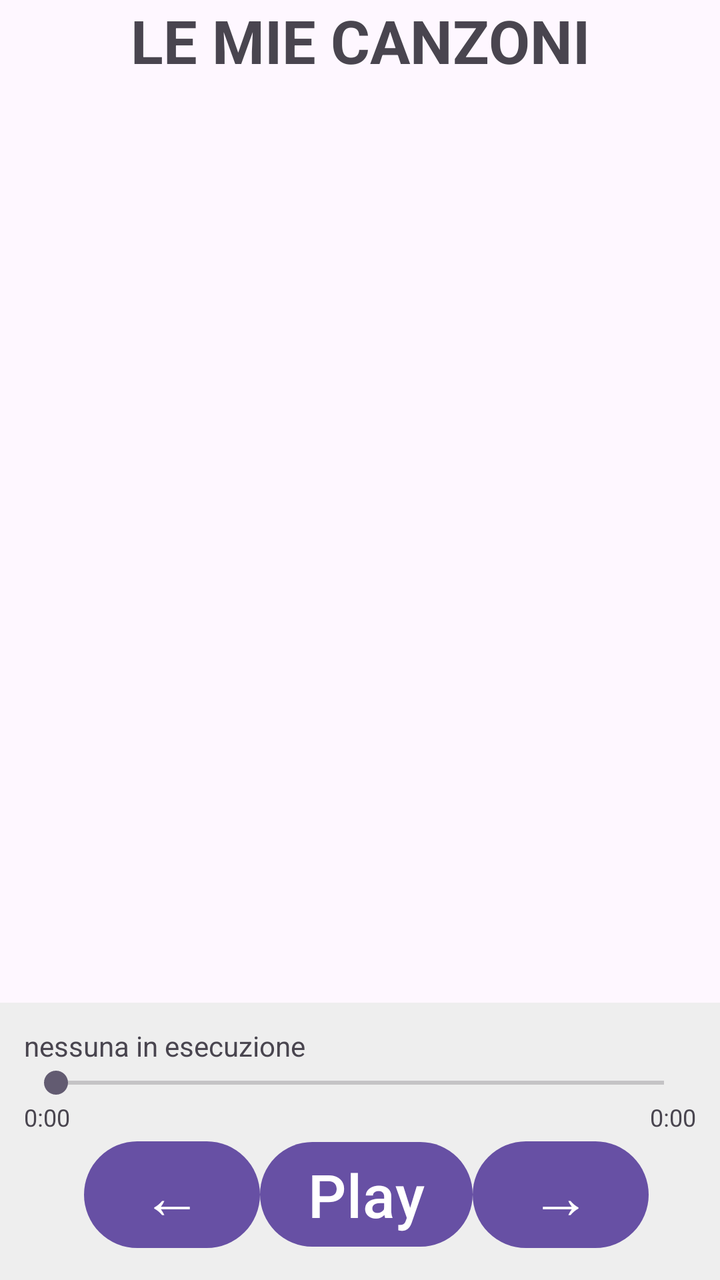
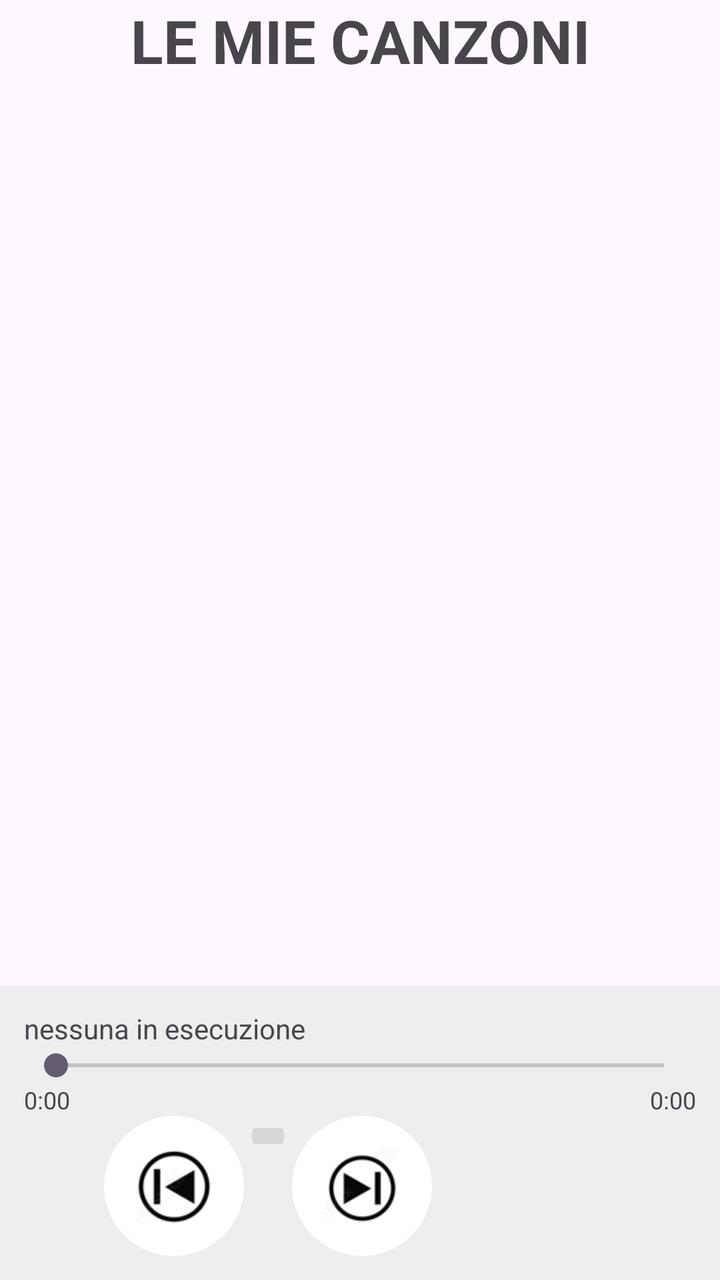

An Android layout rendered at two revisions. The XML below is the earlier revision; the diff shows what the commit changed to produce the second picture.
<!-- AndroidManifest.xml: application theme Theme.Playlist -->
<!-- res/layout/activity_main.xml -->
<?xml version="1.0" encoding="utf-8"?>
<LinearLayout xmlns:android="http://schemas.android.com/apk/res/android"
    xmlns:app="http://schemas.android.com/apk/res-auto"
    xmlns:tools="http://schemas.android.com/tools"
    android:layout_width="match_parent"
    android:layout_height="match_parent"
    android:orientation="vertical"
    tools:context=".MainActivity">

    <TextView
        android:id="@+id/textView"
        android:layout_width="match_parent"
        android:layout_height="wrap_content"
        android:text="LE MIE CANZONI"
        android:textAlignment="center"
        android:textSize="30sp"
        android:textStyle="bold" />

    <androidx.recyclerview.widget.RecyclerView
        android:id="@+id/canzoni"
        android:layout_width="match_parent"
        android:layout_height="match_parent"
        android:layout_weight="1" />

    <LinearLayout
        android:layout_width="match_parent"
        android:layout_height="wrap_content"
        android:background="#EEEEEE"
        android:orientation="vertical"
        android:padding="12dp">

        <TextView
            android:id="@+id/ora"
            android:layout_width="match_parent"
            android:layout_height="wrap_content"
            android:text="nessuna in esecuzione"
            android:textSize="14sp" />

        <SeekBar
            android:id="@+id/bar"
            android:layout_width="match_parent"
            android:layout_height="wrap_content" />
        <LinearLayout
            android:layout_width="match_parent"
            android:layout_height="wrap_content"
            android:orientation="horizontal">

            <TextView
                android:id="@+id/tempoAttuale"
                android:layout_width="0dp"
                android:layout_height="wrap_content"
                android:layout_weight="1"
                android:text="0:00"
                android:textSize="12sp"/>

            <TextView
                android:id="@+id/tempoTotale"
                android:layout_width="wrap_content"
                android:layout_height="wrap_content"
                android:layout_gravity="end"
                android:text="0:00"
                android:textSize="12sp" />
        </LinearLayout>

        <LinearLayout
            android:layout_width="match_parent"
            android:layout_height="match_parent"
            android:orientation="horizontal">

            <Button
                android:id="@+id/button3"
                android:layout_width="wrap_content"
                android:layout_height="wrap_content"
                android:layout_marginLeft="30dp"
                android:text="←"
                android:textAlignment="center"
                android:textSize="30dp" />

            <Button
                android:id="@+id/pausePlay"
                android:layout_width="wrap_content"
                android:layout_height="wrap_content"
                android:text="Play"
                android:textSize="30sp" />

            <Button
                android:id="@+id/avanti"
                android:layout_width="wrap_content"
                android:layout_height="wrap_content"
                android:text="→"
                android:textAlignment="center"
                android:textSize="30dp" />
        </LinearLayout>

    </LinearLayout>
</LinearLayout>
<!-- resources referenced by this layout -->
<resources>
  <style name="Theme.Playlist" parent="Base.Theme.Playlist" />
  <style name="Base.Theme.Playlist" parent="Theme.Material3.DayNight.NoActionBar">
          
          
      </style>
</resources>

<!-- the commit's change to res/layout/activity_main.xml (unified diff, before → after) -->
@@ -65,31 +65,33 @@
         <LinearLayout
             android:layout_width="match_parent"
             android:layout_height="match_parent"
-            android:orientation="horizontal">
+            android:orientation="horizontal"
+            android:paddingLeft="40dp">
 
-            <Button
-                android:id="@+id/button3"
-                android:layout_width="wrap_content"
-                android:layout_height="wrap_content"
-                android:layout_marginLeft="30dp"
-                android:text="←"
-                android:textAlignment="center"
-                android:textSize="30dp" />
+            <ImageButton
+                android:id="@+id/dietro"
+                android:layout_width="70dp"
+                android:layout_height="70dp"
+                android:background="@drawable/bottone"
+                android:padding="16dp"
+                android:scaleType="centerInside"
+                android:src="@drawable/dietro" />
 
-            <Button
+            <ImageButton
                 android:id="@+id/pausePlay"
                 android:layout_width="wrap_content"
                 android:layout_height="wrap_content"
                 android:text="Play"
                 android:textSize="30sp" />
 
-            <Button
+            <ImageButton
                 android:id="@+id/avanti"
-                android:layout_width="wrap_content"
-                android:layout_height="wrap_content"
-                android:text="→"
-                android:textAlignment="center"
-                android:textSize="30dp" />
+                android:layout_width="70dp"
+                android:layout_height="70dp"
+                android:background="@drawable/bottone"
+                android:padding="16dp"
+                android:scaleType="centerInside"
+                android:src="@drawable/avanti" />
         </LinearLayout>
 
     </LinearLayout>
<!-- resource entries referenced after the edit -->
@@ -1,5 +1,13 @@
 <!-- resources referenced by this layout -->
 <resources>
+  <!-- drawable avanti: png bitmap (drawable, 4647 bytes) -->
+  <!-- drawable bottone (drawable) -->
+  <?xml version="1.0" encoding="utf-8"?>
+  <shape xmlns:android="http://schemas.android.com/apk/res/android"
+      android:shape="oval">
+      <solid android:color="#FFFFFF"/>
+  </shape>
+  <!-- drawable dietro: png bitmap (drawable, 5091 bytes) -->
   <style name="Theme.Playlist" parent="Base.Theme.Playlist" />
   <style name="Base.Theme.Playlist" parent="Theme.Material3.DayNight.NoActionBar">
           
